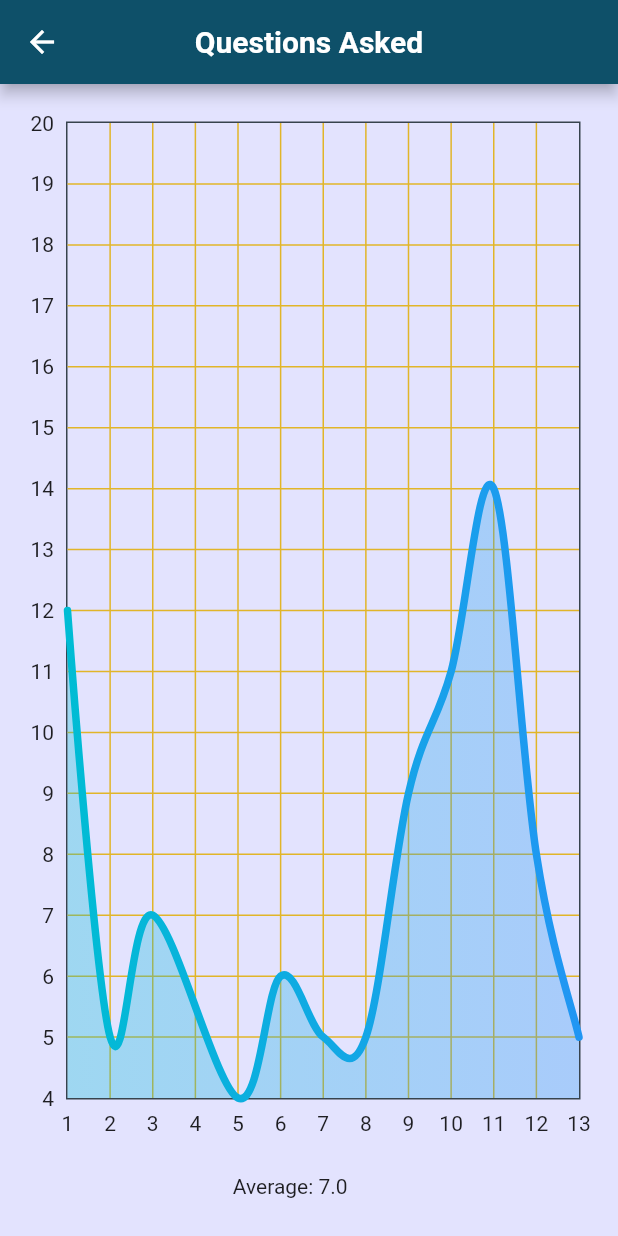
After one commit to idan1ezer/AnyQuestions, a Flutter app: the StatisticsListPage screen opened by its route, after a tap on "Questions Asked", on a phone screen of 412 x 824 dp. The commit adds this screen. Run offline on Flutter 3.47's test engine with Material 2 defaults, Android fonts, the phone set to English and light mode, and no system bars; drawn by our look-alikes of fl_chart; our stand-ins replace faker, fluttertoast, go_router, google_fonts, shared_preferences; missing offline and left inert: pusher_channels_flutter; accounts and stored records are empty.

Commit message:
added an example for QuestionsAsked stats

```diff
--- a/lib/pages/statistics/statistics_list_page.dart
+++ b/lib/pages/statistics/statistics_list_page.dart
@@ -55,6 +55,14 @@ class _StatisticsListPage extends State<StatisticsListPage> {
                     borderRadius: BorderRadius.circular(16.0),
                   ),
                   child: ListTile(
+                    onTap: () {
+                      context.go(
+                          context.namedLocation("questions_asked",
+                              queryParams: <String, String>{
+                                "groupID": groupID
+                              })
+                      );
+                    },
                     minVerticalPadding: 15,
                     title: Text(
                       "Questions Asked",
--- /dev/null
+++ b/lib/pages/statistics/statistics_types/questions_asked_stats.dart
@@ -0,0 +1,185 @@
+import 'package:fl_chart/fl_chart.dart';
+import 'package:flutter/material.dart';
+import 'package:go_router/go_router.dart';
+
+import '../../../settings/app_theme.dart';
+
+
+
+class QuestionsAskedStats extends StatefulWidget {
+  QuestionsAskedStats({Key? key, this.groupID = ""}) : super(key: key);
+
+  String? groupID;
+
+  @override
+  State<QuestionsAskedStats> createState() => _QuestionsAskedStats();
+
+}
+
+class _QuestionsAskedStats extends State<QuestionsAskedStats> {
+
+  late String groupID;
+  List<Color> gradientColors = [
+    Colors.cyan,
+    Colors.blue,
+    // AppTheme.mainColor,
+    // AppTheme.secondColor
+  ];
+
+  List<FlSpot> flSpotsList = [];
+  double calculatedAvg = 0.0;
+
+  var values = [
+    {'lecture': 1, 'questions': 12},
+    {'lecture': 2, 'questions': 5},
+    {'lecture': 3, 'questions': 7},
+    {'lecture': 5, 'questions': 4},
+    {'lecture': 6, 'questions': 6},
+    {'lecture': 7, 'questions': 5},
+    {'lecture': 8, 'questions': 5},
+    {'lecture': 9, 'questions': 9},
+    {'lecture': 10, 'questions':11},
+    {'lecture': 11, 'questions': 14},
+    {'lecture': 12, 'questions': 8},
+    {'lecture': 13, 'questions': 5},
+  ];
+
+
+
+
+
+  @override
+  void initState() {
+    super.initState();
+    groupID = widget.groupID ?? "";
+  }
+
+
+  @override
+  Widget build(BuildContext context) {
+
+    updateFLSpotsList();
+
+    return Scaffold(
+      appBar: AppBar(
+        backgroundColor: AppTheme.appBarColor,
+        centerTitle: true,
+        title: Text(
+          "Questions Asked",
+          style: AppTheme.appBarHeaderFontStyle,
+        ),
+      ),
+      body: Container(
+        decoration: BoxDecoration(
+          color: AppTheme.backgroundColor,
+        ),
+        child: Padding(
+          padding: const EdgeInsets.only(top: 25, bottom: 25, right: 25),
+          child: Column(
+            children: [
+              Flexible(
+                flex: 10,
+                child: LineChart(
+                  LineChartData(
+                    titlesData: FlTitlesData(
+                        show: true,
+                        rightTitles:  AxisTitles(
+                          sideTitles: SideTitles(showTitles: false),
+                        ),
+                        topTitles:  AxisTitles(
+                          sideTitles: SideTitles(showTitles: false),
+                        )
+                    ),
+                    baselineX: 1,
+                    maxX: 13,
+                    baselineY: 0,
+                    maxY: 20,
+                    gridData: FlGridData(
+                      show: true,
+                      drawVerticalLine: true,
+                      horizontalInterval: 1,
+                      verticalInterval: 1,
+                      getDrawingHorizontalLine: (value) {
+                        return FlLine(
+                          color: AppTheme.mainColor,
+                          strokeWidth: 1,
+                        );
+                      },
+                      getDrawingVerticalLine: (value) {
+                        return FlLine(
+                          color: AppTheme.mainColor,
+                          strokeWidth: 1,
+                        );
+                      },
+                    ),
+                    borderData: FlBorderData(
+                      show: true,
+                      border: Border.all(color: const Color(0xff37434d)),
+                    ),
+                    lineBarsData: [
+                      LineChartBarData(
+                        spots: flSpotsList,
+                        // spots: const [
+                        //   FlSpot(1, 12),
+                        //   FlSpot(2, 5),
+                        //   FlSpot(3, 7),
+                        //   FlSpot(4, 4),
+                        //   FlSpot(5, 6),
+                        //   FlSpot(6, 5),
+                        //   FlSpot(7, 5),
+                        //   FlSpot(8, 9),
+                        //   FlSpot(9, 11),
+                        //   FlSpot(10, 14),
+                        //   FlSpot(11, 8),
+                        //   FlSpot(12, 5),
+                        //   FlSpot(13, 10),
+                        // ],
+                        isCurved: true,
+                        gradient: LinearGradient(
+                          colors: gradientColors,
+                        ),
+                        barWidth: 5,
+                        isStrokeCapRound: true,
+                        dotData: FlDotData(
+                          show: false,
+                        ),
+                        belowBarData: BarAreaData(
+                          show: true,
+                          gradient: LinearGradient(
+                            colors: gradientColors
+                                .map((color) => color.withOpacity(0.3))
+                                .toList(),
+                          ),
+                        ),
+                      ),
+                    ],
+
+                  ),
+                  // swapAnimationDuration: Duration(milliseconds: 150), // Optional
+                  // swapAnimationCurve: Curves.linear, // Optional
+                ),
+              ),
+
+              Padding(
+                padding: const EdgeInsets.only(top: 20.0),
+                child: Flexible(
+                  flex: 1,
+                    child: Text("Average: $calculatedAvg"),
+                ),
+              ),
+            ],
+          ),
+        ),
+      ),
+    );
+  }
+
+  void updateFLSpotsList() {
+    double temp = 0.0;
+    for (var value in values) {
+      flSpotsList.add(FlSpot(value["lecture"]!.toDouble(), value["questions"]!.toDouble()));
+      temp += value["questions"]!;
+    }
+    calculatedAvg = temp / 13;
+  }
+}
--- a/lib/settings/app_router.dart
+++ b/lib/settings/app_router.dart
@@ -1,6 +1,7 @@
 import 'package:any_questions/pages/my_courses/classes_page.dart';
 import 'package:any_questions/pages/my_courses/summary_page.dart';
 import 'package:any_questions/pages/statistics/statistics_list_page.dart';
+import 'package:any_questions/pages/statistics/statistics_types/questions_asked_stats.dart';
 import 'package:flutter/material.dart';
 import 'package:go_router/go_router.dart';
 
@@ -53,17 +54,17 @@ final GoRouter router = GoRouter(routes: <GoRoute>[
                 groupID: state.queryParams["groupID"],
               );
             },
-            // routes: [
-            //   GoRoute(
-            //     path: 'home_screen/classes_page/summary_page',
-            //     name: 'class_summaries',
-            //     builder: (BuildContext context, GoRouterState state) {
-            //       return SummaryPage(
-            //         lectureID: state.queryParams["lectureID"],
-            //       );
-            //     },
-            //   ),
-            // ]
+            routes: [
+              GoRoute(
+                path: 'home_screen/statistics_list_page/questions_asked_stats',
+                name: 'questions_asked',
+                builder: (BuildContext context, GoRouterState state) {
+                  return QuestionsAskedStats(
+                    groupID: state.queryParams["groupID"],
+                  );
+                },
+              ),
+            ]
         ),
       ]
   ),
--- a/pubspec.yaml
+++ b/pubspec.yaml
@@ -45,6 +45,7 @@ dependencies:
   flutter_launcher_icons: ^0.11.0
   faker: ^2.1.0
   intl: ^0.17.0
+  fl_chart: ^0.62.0
 
 flutter_icons:
   android: "launcher_icon"
```
Also changed, not shown: pubspec.lock.
